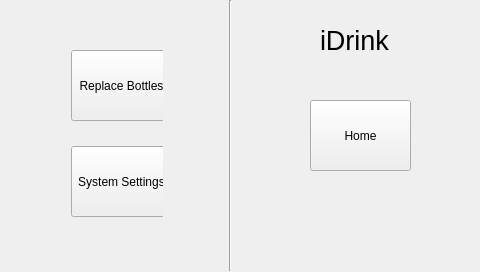
bjarkevad/e3prj3, file mainwindow.ui: the form before one commit.
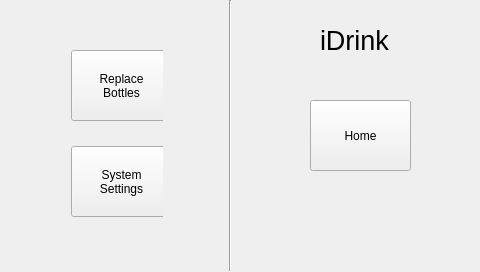
The form after the commit. The open tabs and pages were chosen to show the change.

The edit to the form file:
```diff
--- a/mainwindow.ui
+++ b/mainwindow.ui
@@ -452,7 +452,8 @@
           </size>
          </property>
          <property name="text">
-          <string>Replace Bottles</string>
+          <string>Replace
+Bottles</string>
          </property>
         </widget>
        </item>
@@ -471,7 +472,8 @@
           </size>
          </property>
          <property name="text">
-          <string>System Settings</string>
+          <string>System
+Settings</string>
          </property>
         </widget>
        </item>
```
Left out of the diff: 11 changed lines with no effect on the pictures.
